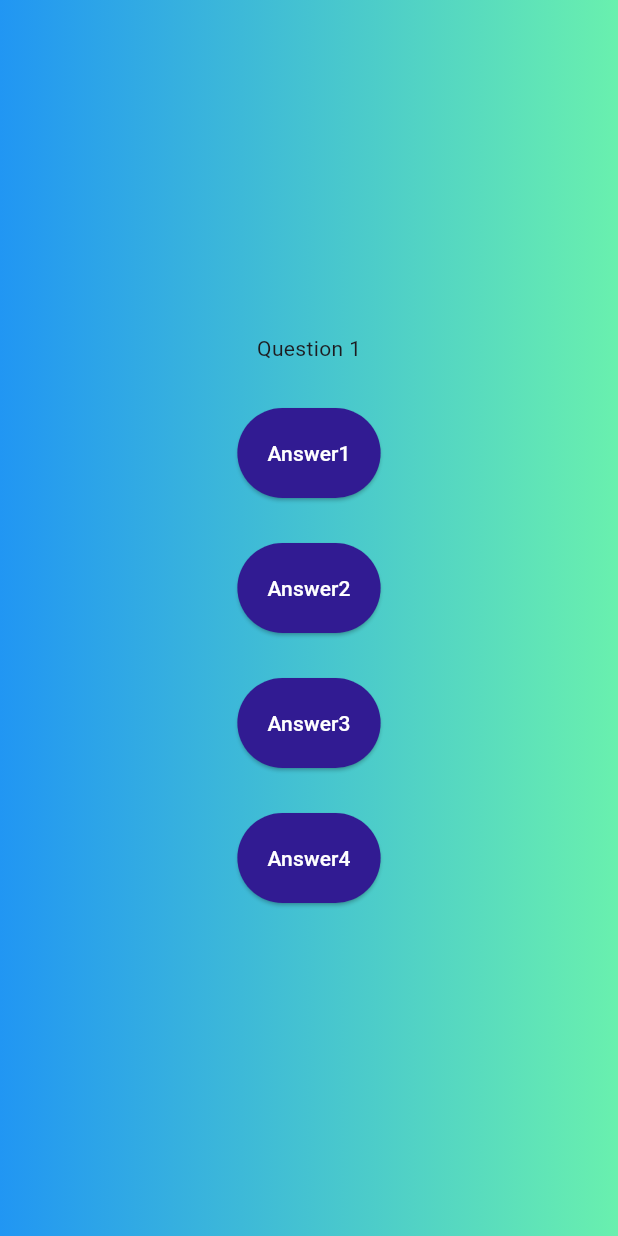
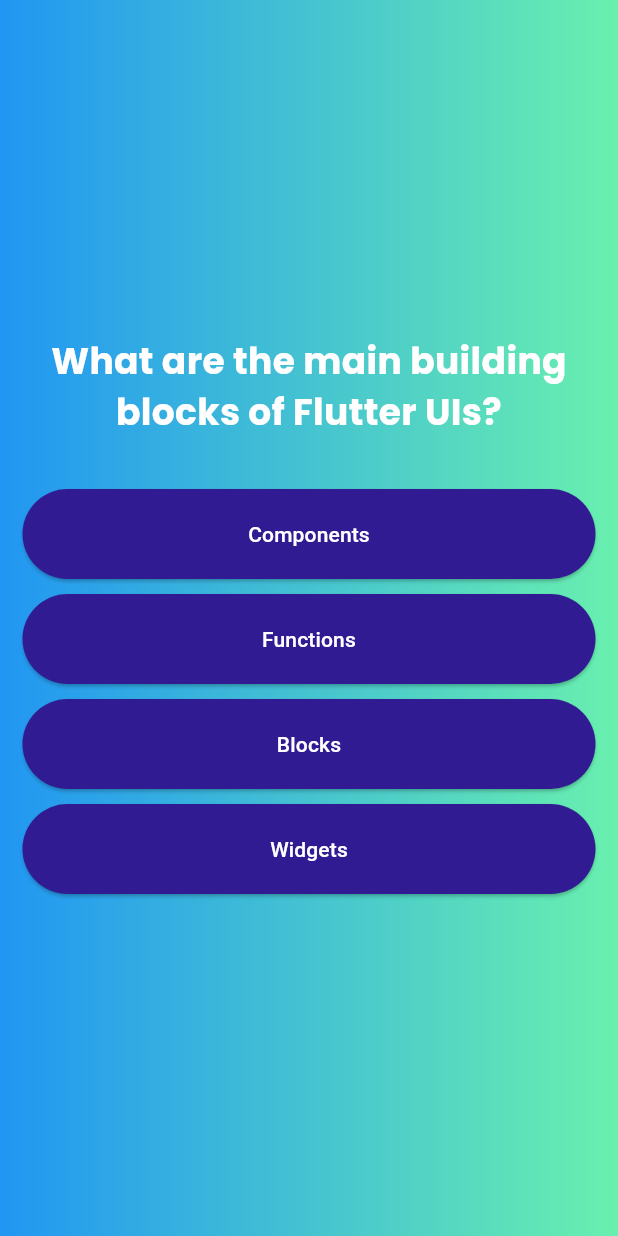
Before and after one commit to medSba/Quiz_Flutter, a Flutter app: the screen it shows after launch, after a tap on "Start Quiz", on a phone screen of 412 x 824 dp. Run offline on Flutter 3.47's test engine with Material 3 defaults, Android fonts, the phone set to English and light mode, and no system bars; our stand-ins replace google_fonts.

Commit message:
Create Function for User Answer

```diff
--- a/lib/answer_button.dart
+++ b/lib/answer_button.dart
@@ -15,7 +15,8 @@ class AnswerButton extends StatelessWidget {
           padding: const EdgeInsets.all(20),
           shape: RoundedRectangleBorder(borderRadius: BorderRadius.circular(40))
         ),
-
-        child: Text(answerText));
+        child: Text(answerText,
+          textAlign: TextAlign.center,)
+    );
   }
 }
--- a/lib/home.dart
+++ b/lib/home.dart
@@ -1,4 +1,5 @@
 import 'package:flutter/material.dart';
+import 'package:google_fonts/google_fonts.dart';
 
 
 class Home extends StatelessWidget {
@@ -15,15 +16,16 @@ class Home extends StatelessWidget {
           Image.asset('assets/images/quiz-logo.png',width: 300,
           color: Colors.white.withOpacity(0.65),),
           const SizedBox(height: 80,),
-          const Text('Learn Flutter',
-            style: TextStyle(
-              fontSize: 24,
-              color: Colors.white,
-            ),),
+          Text('Learn Flutter',
+              style: GoogleFonts.poppins(
+                  color: Colors.white.withOpacity(0.65),
+                  fontSize: 24,
+                  fontWeight: FontWeight.bold),
+          ),
           const SizedBox(height: 50,),
           OutlinedButton.icon(
             style: OutlinedButton.styleFrom(
-              foregroundColor: Colors.white
+              foregroundColor: Colors.white.withOpacity(0.65)
             ),
               onPressed: (){
               switchScreen();
--- a/lib/models/QuizQuestions.dart
+++ b/lib/models/QuizQuestions.dart
@@ -3,4 +3,10 @@ class QuizQuestions{
 
  final String text;
  final List<String> answers;
+
+ List<String> getShuffledAnswers(){
+   final shuffledList = List.of(answers);
+   shuffledList.shuffle();
+   return shuffledList;
+ }
 }
--- a/lib/question.dart
+++ b/lib/question.dart
@@ -1,30 +1,49 @@
 import 'package:app02/answer_button.dart';
+import 'package:app02/data/questions.dart';
 import 'package:flutter/material.dart';
+import 'package:google_fonts/google_fonts.dart';
 
 class Question extends StatefulWidget {
-  const Question({super.key});
+  const Question(this.onSelectedAnswer,{super.key});
+
+  final void Function(String) onSelectedAnswer;
 
   @override
   State<Question> createState() => _QuestionState();
 }
 
 class _QuestionState extends State<Question> {
+  var currentQuestionIndex=0;
+
+  void answersQuestion(String answer){
+    widget.onSelectedAnswer(answer);
+    setState(() {
+      currentQuestionIndex+= 1;
+    });
+  }
   @override
   Widget build(BuildContext context) {
-    return SizedBox(
+  final currentQuestion=questions[currentQuestionIndex];
+    return Container(
       width: double.infinity,
+      margin: const EdgeInsets.all(10),
       child: Column(
         mainAxisAlignment: MainAxisAlignment.center,
+        crossAxisAlignment: CrossAxisAlignment.stretch,
         children: [
-          const Text('Question 1'),
+          Text(currentQuestion.text,
+          style: GoogleFonts.poppins(color: Colors.white,
+          fontSize: 24,
+          fontWeight: FontWeight.bold),
+            textAlign: TextAlign.center,),
           const SizedBox(height: 30,),
-          AnswerButton(answerText: 'Answer1', onPressed: (){}),
-          const SizedBox(height: 30,),
-          AnswerButton(answerText: 'Answer2', onPressed: (){}),
-          const SizedBox(height: 30,),
-          AnswerButton(answerText: 'Answer3', onPressed: (){}),
-          const SizedBox(height: 30,),
-          AnswerButton(answerText: 'Answer4', onPressed: (){}),
+          ... currentQuestion.getShuffledAnswers().map((e) =>
+              Container(
+                margin: const EdgeInsets.all(5),
+              child: AnswerButton(answerText: e, onPressed: (){
+                answersQuestion(e);
+              }))
+          ),
         ],
       ),
     );
--- a/lib/quiz.dart
+++ b/lib/quiz.dart
@@ -10,7 +10,12 @@ class Quiz extends StatefulWidget {
 }
 
 class _QuizState extends State<Quiz> {
+  final List<String> selectedAnswer=[];
   Widget? activeScreen;
+
+  void chooseAnswer(String answer){
+    selectedAnswer.add(answer);
+  }
 
   @override
   void initState() {
@@ -20,7 +25,7 @@ class _QuizState extends State<Quiz> {
 
   void switchScreen(){
     setState(() {
-      activeScreen = const Question();
+      activeScreen = Question(chooseAnswer);
     });
   }
 
--- a/pubspec.yaml
+++ b/pubspec.yaml
@@ -35,6 +35,7 @@ dependencies:
   # The following adds the Cupertino Icons font to your application.
   # Use with the CupertinoIcons class for iOS style icons.
   cupertino_icons: ^1.0.2
+  google_fonts: ^6.2.0
 
 dev_dependencies:
   flutter_test:
```
Also changed, not shown: pubspec.lock.
